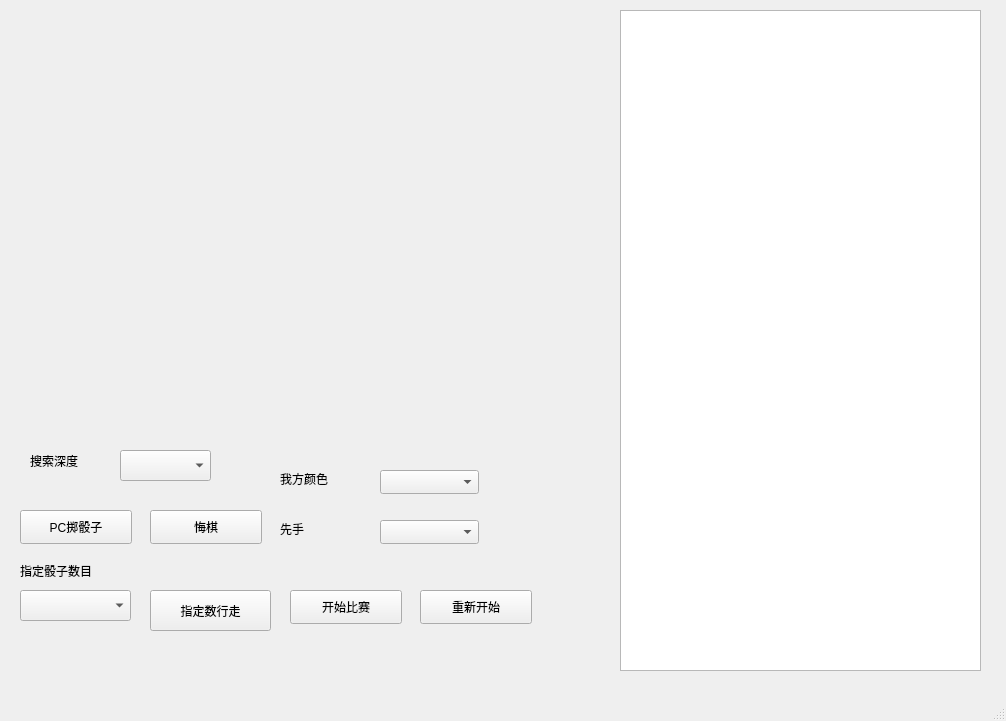
Above: view/mainwindow.ui from Kelfvin/Einstein_BlueShadow before the change. Below: the same form after it.
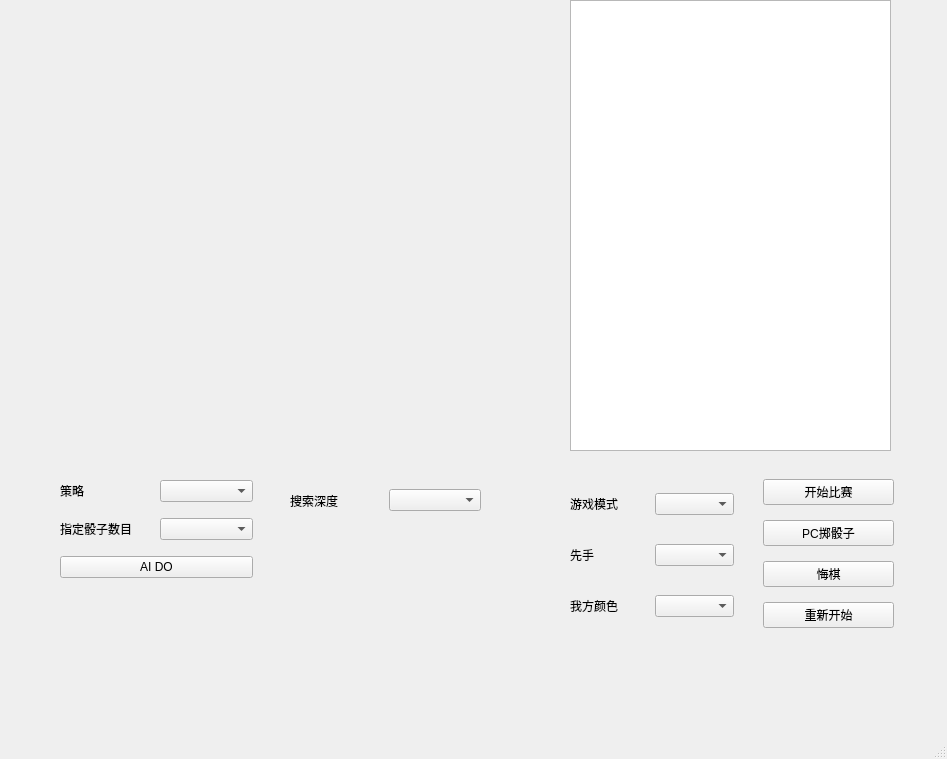
That is the form after the change.

Commit message: 更新了图形界面

What changed in the file:
```diff
--- a/view/mainwindow.ui
+++ b/view/mainwindow.ui
@@ -6,8 +6,8 @@
    <rect>
     <x>0</x>
     <y>0</y>
-    <width>1006</width>
-    <height>721</height>
+    <width>947</width>
+    <height>759</height>
    </rect>
   </property>
   <property name="windowTitle">
@@ -28,10 +28,10 @@
    <widget class="QWidget" name="verticalLayoutWidget_2">
     <property name="geometry">
      <rect>
-      <x>620</x>
-      <y>10</y>
-      <width>361</width>
-      <height>661</height>
+      <x>570</x>
+      <y>0</y>
+      <width>321</width>
+      <height>451</height>
      </rect>
     </property>
     <layout class="QVBoxLayout" name="verticalLayout_2">
@@ -44,162 +44,171 @@
      </item>
     </layout>
    </widget>
-   <widget class="QPushButton" name="backButton">
+   <widget class="QWidget" name="verticalLayoutWidget_3">
     <property name="geometry">
      <rect>
-      <x>150</x>
-      <y>510</y>
-      <width>112</width>
-      <height>34</height>
+      <x>763</x>
+      <y>470</y>
+      <width>131</width>
+      <height>171</height>
      </rect>
     </property>
-    <property name="text">
-     <string>悔棋</string>
-    </property>
+    <layout class="QVBoxLayout" name="verticalLayout_3">
+     <item>
+      <widget class="QPushButton" name="startMatchButton">
+       <property name="text">
+        <string>开始比赛</string>
+       </property>
+      </widget>
+     </item>
+     <item>
+      <widget class="QPushButton" name="diceButton">
+       <property name="text">
+        <string>PC掷骰子</string>
+       </property>
+      </widget>
+     </item>
+     <item>
+      <widget class="QPushButton" name="backButton">
+       <property name="text">
+        <string>悔棋</string>
+       </property>
+      </widget>
+     </item>
+     <item>
+      <widget class="QPushButton" name="replayMatchButton">
+       <property name="text">
+        <string>重新开始</string>
+       </property>
+      </widget>
+     </item>
+    </layout>
    </widget>
-   <widget class="QLabel" name="label">
+   <widget class="QWidget" name="verticalLayoutWidget_4">
     <property name="geometry">
      <rect>
-      <x>30</x>
-      <y>440</y>
-      <width>111</width>
-      <height>41</height>
+      <x>570</x>
+      <y>470</y>
+      <width>164</width>
+      <height>171</height>
      </rect>
     </property>
-    <property name="text">
-     <string>搜索深度</string>
-    </property>
+    <layout class="QVBoxLayout" name="verticalLayout_4">
+     <item>
+      <layout class="QHBoxLayout" name="horizontalLayout_3">
+       <item>
+        <widget class="QLabel" name="modeSelectLable">
+         <property name="text">
+          <string>游戏模式</string>
+         </property>
+         <property name="margin">
+          <number>0</number>
+         </property>
+        </widget>
+       </item>
+       <item>
+        <widget class="QComboBox" name="gameModeSelectCombBox"/>
+       </item>
+      </layout>
+     </item>
+     <item>
+      <layout class="QHBoxLayout" name="horizontalLayout_2">
+       <item>
+        <widget class="QLabel" name="label_3">
+         <property name="text">
+          <string>先手</string>
+         </property>
+        </widget>
+       </item>
+       <item>
+        <widget class="QComboBox" name="setSenteComboBox"/>
+       </item>
+      </layout>
+     </item>
+     <item>
+      <layout class="QHBoxLayout" name="horizontalLayout">
+       <item>
+        <widget class="QLabel" name="label_2">
+         <property name="text">
+          <string>我方颜色</string>
+         </property>
+        </widget>
+       </item>
+       <item>
+        <widget class="QComboBox" name="setOurColorComboBox"/>
+       </item>
+      </layout>
+     </item>
+    </layout>
    </widget>
-   <widget class="QComboBox" name="searchDeepCombBox">
-    <property name="geometry">
-     <rect>
-      <x>120</x>
-      <y>450</y>
-      <width>91</width>
-      <height>31</height>
-     </rect>
-    </property>
-   </widget>
-   <widget class="QPushButton" name="diceButton">
-    <property name="geometry">
-     <rect>
-      <x>20</x>
-      <y>510</y>
-      <width>112</width>
-      <height>34</height>
-     </rect>
-    </property>
-    <property name="text">
-     <string>PC掷骰子</string>
-    </property>
-   </widget>
-   <widget class="QPushButton" name="startMatchButton">
+   <widget class="QWidget" name="horizontalLayoutWidget_5">
     <property name="geometry">
      <rect>
       <x>290</x>
-      <y>590</y>
-      <width>112</width>
-      <height>34</height>
-     </rect>
-    </property>
-    <property name="text">
-     <string>开始比赛</string>
-    </property>
-   </widget>
-   <widget class="QLabel" name="label_2">
-    <property name="geometry">
-     <rect>
-      <x>280</x>
       <y>470</y>
-      <width>81</width>
-      <height>18</height>
+      <width>191</width>
+      <height>61</height>
      </rect>
     </property>
-    <property name="text">
-     <string>我方颜色</string>
-    </property>
+    <layout class="QHBoxLayout" name="horizontalLayout_5">
+     <item>
+      <widget class="QLabel" name="label">
+       <property name="text">
+        <string>搜索深度</string>
+       </property>
+      </widget>
+     </item>
+     <item>
+      <widget class="QComboBox" name="searchDeepCombBox"/>
+     </item>
+    </layout>
    </widget>
-   <widget class="QComboBox" name="setOurColorComboBox">
+   <widget class="QWidget" name="verticalLayoutWidget_5">
     <property name="geometry">
      <rect>
-      <x>380</x>
+      <x>60</x>
       <y>470</y>
-      <width>99</width>
-      <height>24</height>
+      <width>193</width>
+      <height>121</height>
      </rect>
     </property>
-   </widget>
-   <widget class="QLabel" name="label_3">
-    <property name="geometry">
-     <rect>
-      <x>280</x>
-      <y>520</y>
-      <width>81</width>
-      <height>18</height>
-     </rect>
-    </property>
-    <property name="text">
-     <string>先手</string>
-    </property>
-   </widget>
-   <widget class="QComboBox" name="setSenteComboBox">
-    <property name="geometry">
-     <rect>
-      <x>380</x>
-      <y>520</y>
-      <width>99</width>
-      <height>24</height>
-     </rect>
-    </property>
-   </widget>
-   <widget class="QPushButton" name="replayMatchButton">
-    <property name="geometry">
-     <rect>
-      <x>420</x>
-      <y>590</y>
-      <width>112</width>
-      <height>34</height>
-     </rect>
-    </property>
-    <property name="text">
-     <string>重新开始</string>
-    </property>
-   </widget>
-   <widget class="QPushButton" name="useGivenDiceButton">
-    <property name="geometry">
-     <rect>
-      <x>150</x>
-      <y>590</y>
-      <width>121</width>
-      <height>41</height>
-     </rect>
-    </property>
-    <property name="text">
-     <string>指定数行走</string>
-    </property>
-   </widget>
-   <widget class="QComboBox" name="setDiceComboBox">
-    <property name="geometry">
-     <rect>
-      <x>20</x>
-      <y>590</y>
-      <width>111</width>
-      <height>31</height>
-     </rect>
-    </property>
-   </widget>
-   <widget class="QLabel" name="label_4">
-    <property name="geometry">
-     <rect>
-      <x>20</x>
-      <y>560</y>
-      <width>111</width>
-      <height>21</height>
-     </rect>
-    </property>
-    <property name="text">
-     <string>指定骰子数目</string>
-    </property>
+    <layout class="QVBoxLayout" name="verticalLayout_5">
+     <item>
+      <layout class="QHBoxLayout" name="horizontalLayout_6">
+       <item>
+        <widget class="QLabel" name="strategySelectLable">
+         <property name="text">
+          <string>策略</string>
+         </property>
+        </widget>
+       </item>
+       <item>
+        <widget class="QComboBox" name="strategySelectCombBox"/>
+       </item>
+      </layout>
+     </item>
+     <item>
+      <layout class="QHBoxLayout" name="horizontalLayout_4">
+       <item>
+        <widget class="QLabel" name="setDiceLable">
+         <property name="text">
+          <string>指定骰子数目</string>
+         </property>
+        </widget>
+       </item>
+       <item>
+        <widget class="QComboBox" name="setDiceComboBox"/>
+       </item>
+      </layout>
+     </item>
+     <item>
+      <widget class="QPushButton" name="letAIDoButton">
+       <property name="text">
+        <string>AI DO</string>
+       </property>
+      </widget>
+     </item>
+    </layout>
    </widget>
   </widget>
   <widget class="QMenuBar" name="menubar">
```
Left out of the diff: 4 changed lines with no effect on the pictures. The commit also changes 2 other files.
